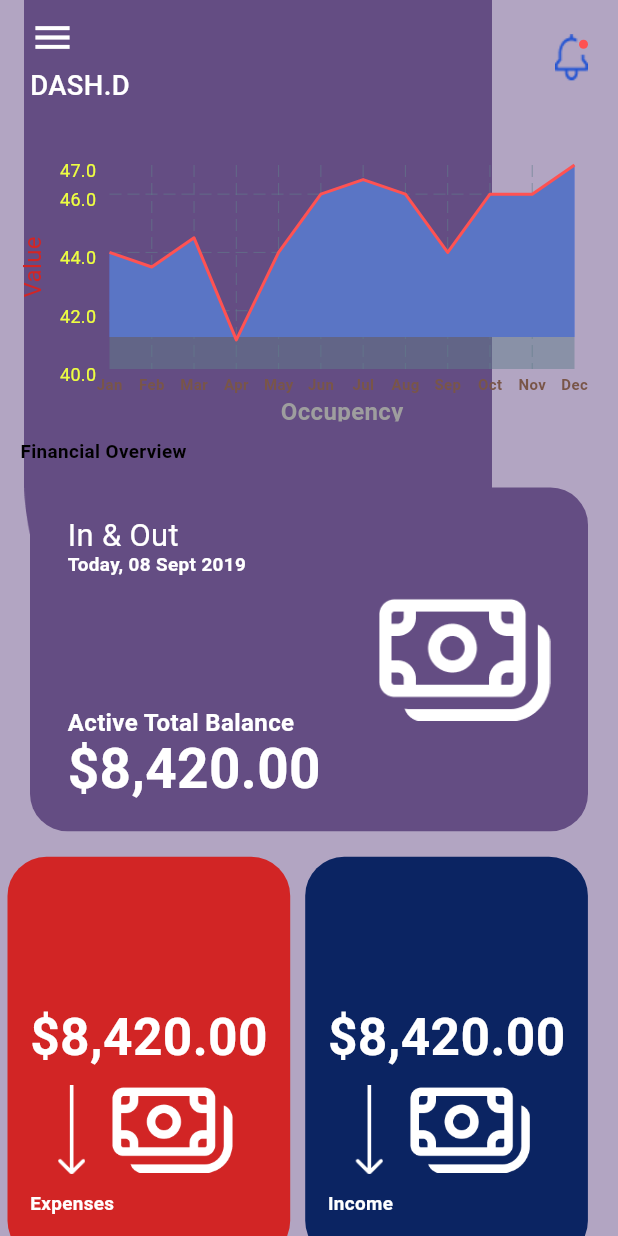
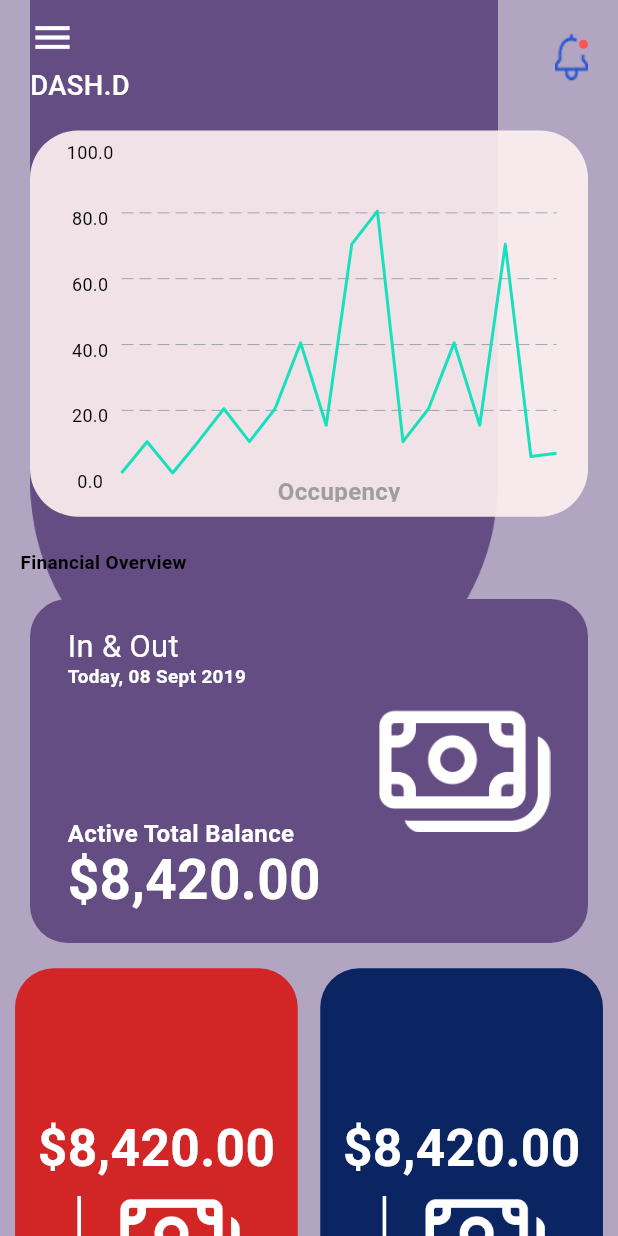
Before and after one commit to MUHAMMMADJUNAID1/dash, a Flutter app: the screen it shows after launch, on a phone screen of 412 x 824 dp. Run offline on Flutter 3.47's test engine with Material 3 defaults, Android fonts, the phone set to English and light mode, and no system bars; drawn by our look-alikes of fl_chart; our stand-ins replace device_preview, flutter_screenutil.

Commit message:
Working on Dash

```diff
--- a/lib/main.dart
+++ b/lib/main.dart
@@ -1,9 +1,18 @@
 import 'package:dashboard/view/Splash_view/splash_screen.dart';
+import 'package:device_preview/device_preview.dart';
 import 'package:flutter/material.dart';
 import 'package:flutter_screenutil/flutter_screenutil.dart';
 
 void main() {
-  runApp(const MyApp());
+  runApp(
+    DevicePreview(
+      enabled: true,
+      tools: [
+        ...DevicePreview.defaultTools,
+      ],
+      builder: (context) => const MyApp(),
+    ),
+  );
 }
 
 class MyApp extends StatelessWidget {
--- a/lib/view/CheckInsOut/check_in_out_view.dart
+++ b/lib/view/CheckInsOut/check_in_out_view.dart
@@ -1,8 +1,6 @@
 import 'package:dashboard/utils/color.dart';
-import 'package:flutter/cupertino.dart';
 import 'package:flutter/material.dart';
-import 'package:flutter/rendering.dart';
-import 'package:flutter/widgets.dart';
+
 import 'package:flutter_screenutil/flutter_screenutil.dart';
 
 class CheckInOutView extends StatelessWidget {
@@ -14,6 +12,14 @@ class CheckInOutView extends StatelessWidget {
       backgroundColor: primaryColor,
       appBar: AppBar(
         backgroundColor: Colors.transparent,
+        leading: IconButton(
+            onPressed: () {
+              Navigator.pop(context);
+            },
+            icon: const Icon(
+              Icons.arrow_back,
+              color: Colors.white,
+            )),
         title: Text(
           'Check Ins and Outs',
           style: TextStyle(
@@ -95,7 +101,7 @@ class CheckInOutView extends StatelessWidget {
                                 ],
                               ),
                               SizedBox(
-                                height: 70.h,
+                                height: 50.h,
                               ),
                               Text(
                                 'Night: 2',
@@ -238,7 +244,7 @@ class CheckInOutView extends StatelessWidget {
                                 ],
                               ),
                               SizedBox(
-                                height: 70.h,
+                                height: 50.h,
                               ),
                               Text(
                                 'Night: 2',
@@ -292,9 +298,7 @@ class CheckInOutView extends StatelessWidget {
                                   ),
                                 ],
                               ),
-                              SizedBox(
-                                height: 20.sp,
-                              ),
+                              SizedBox(),
                             ],
                           ),
                           Expanded(
--- a/lib/view/Notification/notification_view.dart
+++ b/lib/view/Notification/notification_view.dart
@@ -68,7 +68,7 @@ class NotificationView extends StatelessWidget {
                       ]),
                   child: ListView.builder(
                     itemCount: notification.length,
-                    physics: const NeverScrollableScrollPhysics(),
+                    physics: const AlwaysScrollableScrollPhysics(),
                     itemBuilder: (context, index) {
                       var nObj = notification[index] as Map;
                       return Column(
@@ -142,7 +142,7 @@ class NotificationView extends StatelessWidget {
                       ),
                     ]),
                 child: ListView.builder(
-                  physics: const NeverScrollableScrollPhysics(),
+                  physics: const AlwaysScrollableScrollPhysics(),
                   itemCount: notification.length,
                   itemBuilder: (context, index) {
                     var nObj = notification[index] as Map;
--- a/lib/view/dashBoard/dashboard_view.dart
+++ b/lib/view/dashBoard/dashboard_view.dart
@@ -3,7 +3,6 @@ import 'package:dashboard/view/Notification/notification_view.dart';
 import 'package:dashboard/view/main_tab/main_tab.dart';
 import 'package:fl_chart/fl_chart.dart';
 import 'package:flutter/material.dart';
-import 'package:flutter/widgets.dart';
 import 'package:flutter_screenutil/flutter_screenutil.dart';
 
 class DashBoardView extends StatelessWidget {
@@ -13,91 +12,35 @@ class DashBoardView extends StatelessWidget {
   Widget build(BuildContext context) {
     Widget leftTitleWidgets(double value, TitleMeta meta) {
       const style = TextStyle(
-        color: Colors.limeAccent,
+        color: Colors.black,
         fontSize: 12,
       );
       return SideTitleWidget(
         axisSide: AxisSide.bottom,
         child: Text(
-          '${value + 40}',
+          '${value + 0}',
           style: style,
         ),
       );
     }
 
-    Widget bottomTitleWidgets(double value, TitleMeta meta) {
-      String text;
-      switch (value.toInt()) {
-        case 0:
-          text = 'Jan';
-          break;
-        case 1:
-          text = 'Feb';
-          break;
-        case 2:
-          text = 'Mar';
-          break;
-        case 3:
-          text = 'Apr';
-          break;
-        case 4:
-          text = 'May';
-          break;
-        case 5:
-          text = 'Jun';
-          break;
-        case 6:
-          text = 'Jul';
-          break;
-        case 7:
-          text = 'Aug';
-          break;
-        case 8:
-          text = 'Sep';
-          break;
-        case 9:
-          text = 'Oct';
-          break;
-        case 10:
-          text = 'Nov';
-          break;
-        case 11:
-          text = 'Dec';
-          break;
-        default:
-          return Container();
-      }
-
-      return SideTitleWidget(
-        axisSide: meta.axisSide,
-        space: 4,
-        child: Text(
-          text,
-          style: TextStyle(
-            fontSize: 10,
-            color: Colors.brown,
-            fontWeight: FontWeight.bold,
-          ),
-        ),
-      );
-    }
-
-    return SafeArea(
-      child: Scaffold(
+    return Scaffold(
       backgroundColor: const Color.fromRGBO(178, 165, 194, 1),
       body: Stack(alignment: Alignment.topLeft, children: [
         Positioned(
           top: 0,
           left: 0,
-            right: 68,
+          right: 60,
           child: Image.asset(
             'assets/dash.png',
-              width: 250.w,
+            width: MediaQuery.sizeOf(context).width * 0.75,
             height: 400.h,
           ),
         ),
         SizedBox(
           height: double.maxFinite,
+          child: SafeArea(
+            bottom: false,
             child: SingleChildScrollView(
               physics: const AlwaysScrollableScrollPhysics(),
               child: Column(
@@ -133,7 +76,7 @@ class DashBoardView extends StatelessWidget {
                           onTap: () {
                             Navigator.push(context,
                                 MaterialPageRoute(builder: (context) {
-                              return const  NotificationView();
+                              return const NotificationView();
                             }));
                           },
                           child: Stack(
@@ -159,37 +102,60 @@ class DashBoardView extends StatelessWidget {
                   ),
                   const SizedBox(height: 10),
                   AspectRatio(
-                    aspectRatio: 2,
-                    child: Padding(
-                      padding: const EdgeInsets.only(
-                        left: 12,
-                        right: 28,
-                        top: 22,
-                        bottom: 12,
+                    aspectRatio: 16 / 10,
+                    child: Container(
+                      height: 320.h,
+                      margin: const EdgeInsets.symmetric(
+                        horizontal: 20,
+                      ),
+                      padding: const EdgeInsets.symmetric(
+                        horizontal: 20,
+                        vertical: 10,
+                      ),
+                      decoration: BoxDecoration(
+                        color: const Color.fromRGBO(255, 242, 242, 0.9),
+                        borderRadius: BorderRadius.circular(32),
                       ),
                       child: LineChart(
+                        duration: const Duration(
+                          seconds: 2,
+                        ),
                         LineChartData(
                           lineTouchData: const LineTouchData(enabled: false),
                           lineBarsData: [
                             LineChartBarData(
+                              isStepLineChart: false,
+                              shadow: Shadow(
+                                color: Colors.grey.shade500,
+                                blurRadius: 2,
+                                offset: const Offset(0, 1),
+                              ),
+                              curveSmoothness: 2,
                               spots: [
-                                  const FlSpot(0, 4),
-                                  const FlSpot(1, 3.5),
-                                  const FlSpot(2, 4.5),
-                                  const FlSpot(3, 1),
-                                  const FlSpot(4, 4),
-                                  const FlSpot(5, 6),
-                                  const FlSpot(6, 6.5),
-                                  const FlSpot(7, 6),
-                                  const FlSpot(8, 4),
-                                  const FlSpot(9, 6),
-                                  const FlSpot(10, 6),
-                                  const FlSpot(11, 7),
+                                const FlSpot(0, 1),
+                                const FlSpot(1, 10.5),
+                                const FlSpot(2, 1),
+                                const FlSpot(3, 10.5),
+                                const FlSpot(4, 20.5),
+                                const FlSpot(5, 10.5),
+                                const FlSpot(6, 20.5),
+                                const FlSpot(7, 40.5),
+                                const FlSpot(8, 15.5),
+                                const FlSpot(9, 70.5),
+                                const FlSpot(10, 80.5),
+                                const FlSpot(11, 10.5),
+                                const FlSpot(12, 20.5),
+                                const FlSpot(13, 40.5),
+                                const FlSpot(14, 15.5),
+                                const FlSpot(15, 70.5),
+                                const FlSpot(16, 6),
+                                const FlSpot(17, 7),
                               ],
                               isCurved: false,
                               barWidth: 2,
-                                color: Colors.redAccent,
+                              color: const Color.fromRGBO(25, 224, 188, 1),
                               belowBarData: BarAreaData(
+                                color: Colors.transparent,
                                 show: true,
                                 spotsLine: BarAreaSpotsLine(
                                   checkToShowSpotLine: (spot) {
@@ -201,17 +167,32 @@ class DashBoardView extends StatelessWidget {
                                 applyCutOffY: true,
                               ),
                               aboveBarData: BarAreaData(
-                                  show: true,
-                                  color: Colors.indigoAccent,
-                                  cutOffY: 1.1,
+                                spotsLine: const BarAreaSpotsLine(
+                                    show: false,
+                                    flLineStyle: FlLine(
+                                        color: Colors.greenAccent,
+                                        strokeWidth: 2,
+                                        dashArray: [
+                                          1,
+                                          2,
+                                          3,
+                                          4,
+                                          5,
+                                        ])),
                                 applyCutOffY: true,
                               ),
                               dotData: const FlDotData(
                                 show: false,
                               ),
+                              show: true,
+                              showingIndicators: [
+                                DateTime.september,
+                              ],
                             ),
                           ],
                           minY: 0,
+                          baselineX: 2,
+                          maxY: 100,
                           titlesData: FlTitlesData(
                             show: true,
                             topTitles: const AxisTitles(
@@ -221,6 +202,7 @@ class DashBoardView extends StatelessWidget {
                               sideTitles: SideTitles(showTitles: false),
                             ),
                             bottomTitles: AxisTitles(
+                              drawBelowEverything: true,
                               axisNameWidget: Text(
                                 'Occupency',
                                 style: TextStyle(
@@ -229,21 +211,13 @@ class DashBoardView extends StatelessWidget {
                                   fontWeight: FontWeight.bold,
                                 ),
                               ),
-                                sideTitles: SideTitles(
-                                  showTitles: true,
-                                  reservedSize: 18,
-                                  interval: 1,
-                                  getTitlesWidget: bottomTitleWidgets,
+                              sideTitles: const SideTitles(
+                                showTitles: false,
                               ),
                             ),
                             leftTitles: AxisTitles(
                               axisNameSize: 20,
-                                axisNameWidget: const Text(
-                                  'Value',
-                                  style: TextStyle(
-                                    color: priceColor,
-                                  ),
-                                ),
+                              drawBelowEverything: true,
                               sideTitles: SideTitles(
                                 showTitles: true,
                                 reservedSize: 40,
@@ -251,10 +225,36 @@ class DashBoardView extends StatelessWidget {
                               ),
                             ),
                           ),
+                          clipData: const FlClipData(
+                              top: true,
+                              bottom: true,
+                              left: false,
+                              right: true),
+                          gridData: const FlGridData(
+                            drawHorizontalLine: true,
+                            drawVerticalLine: false,
+                            show: true,
+                          ),
+                          showingTooltipIndicators: [
+                            ShowingTooltipIndicators(
+                              [
+                                LineBarSpot(
+                                  LineChartBarData(),
+                                  2,
+                                  const FlSpot(70, 70),
+                                ),
+                              ],
+                            ),
+                          ],
                           borderData: FlBorderData(
-                                border: Border.all(color: Colors.transparent))),
+                            border: Border.all(color: Colors.transparent),
                           ),
                         ),
+                      ),
+                    ),
+                  ),
+                  SizedBox(
+                    height: 20.sp,
                   ),
                   Text(
                     '    Financial Overview',
@@ -343,8 +343,7 @@ class DashBoardView extends StatelessWidget {
                     height: 10.h,
                   ),
                   Row(
-                    mainAxisSize: MainAxisSize.min,
-                    mainAxisAlignment: MainAxisAlignment.start,
+                    mainAxisAlignment: MainAxisAlignment.spaceEvenly,
                     children: [
                       GestureDetector(
                         onTap: () {
@@ -393,6 +392,8 @@ class DashBoardView extends StatelessWidget {
                                   'Expenses',
                                   style: TextStyle(
                                     fontSize: 11.sp,
+                                    backgroundColor: Colors.white,
+                                    color: Colors.white,
                                     fontWeight: FontWeight.w700,
                                   ),
                                 )
@@ -448,6 +449,7 @@ class DashBoardView extends StatelessWidget {
                                   'Income',
                                   style: TextStyle(
                                     fontSize: 11.sp,
+                                    color: Colors.white,
                                     fontWeight: FontWeight.w700,
                                   ),
                                 )
@@ -585,8 +587,8 @@ class DashBoardView extends StatelessWidget {
               ),
             ),
           ),
+        ),
       ]),
-      ),
     );
   }
 }
--- a/pubspec.yaml
+++ b/pubspec.yaml
@@ -38,6 +38,8 @@ dependencies:
   google_fonts: ^6.2.1
   flutter_screenutil: ^5.9.0
   fl_chart: ^0.66.2
+  syncfusion_flutter_charts: ^25.1.35
+  device_preview: ^1.1.0
 
 dev_dependencies:
   flutter_test:
```
Also changed, not shown: pubspec.lock. Lines whose indentation alone changed are shown as unchanged.
